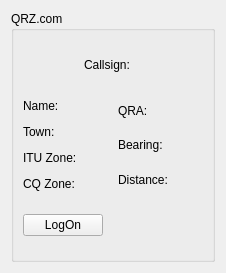
Above: mqt/MqtLogger/qrzdisplayframe.ui from Rsclub22/Minos2-Mirror before the change. Below: the same form after it.
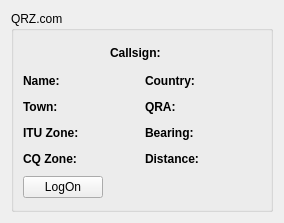
That is the form after the change.

The edit to the form file:
```diff
--- a/mqt/MqtLogger/qrzdisplayframe.ui
+++ b/mqt/MqtLogger/qrzdisplayframe.ui
@@ -6,8 +6,8 @@
    <rect>
     <x>0</x>
     <y>0</y>
-    <width>226</width>
-    <height>273</height>
+    <width>284</width>
+    <height>223</height>
    </rect>
   </property>
   <property name="windowTitle">
@@ -41,6 +41,12 @@
             </item>
             <item>
              <widget class="QLabel" name="label">
+              <property name="font">
+               <font>
+                <weight>75</weight>
+                <bold>true</bold>
+               </font>
+              </property>
               <property name="text">
                <string>Callsign:</string>
               </property>
@@ -76,6 +82,12 @@
                <layout class="QHBoxLayout" name="horizontalLayout_2">
                 <item>
                  <widget class="QLabel" name="label_3">
+                  <property name="font">
+                   <font>
+                    <weight>75</weight>
+                    <bold>true</bold>
+                   </font>
+                  </property>
                   <property name="text">
                    <string>Name:</string>
                   </property>
@@ -107,6 +119,12 @@
                <layout class="QHBoxLayout" name="horizontalLayout_3">
                 <item>
                  <widget class="QLabel" name="label_5">
+                  <property name="font">
+                   <font>
+                    <weight>75</weight>
+                    <bold>true</bold>
+                   </font>
+                  </property>
                   <property name="text">
                    <string>Town:</string>
                   </property>
@@ -138,6 +156,12 @@
                <layout class="QHBoxLayout" name="horizontalLayout_7">
                 <item>
                  <widget class="QLabel" name="label_6">
+                  <property name="font">
+                   <font>
+                    <weight>75</weight>
+                    <bold>true</bold>
+                   </font>
+                  </property>
                   <property name="text">
                    <string>ITU Zone:</string>
                   </property>
@@ -169,6 +193,12 @@
                <layout class="QHBoxLayout" name="horizontalLayout_8">
                 <item>
                  <widget class="QLabel" name="label_8">
+                  <property name="font">
+                   <font>
+                    <weight>75</weight>
+                    <bold>true</bold>
+                   </font>
+                  </property>
                   <property name="text">
                    <string>CQ Zone:</string>
                   </property>
@@ -200,10 +230,53 @@
             </item>
             <item>
              <layout class="QVBoxLayout" name="verticalLayout_3">
+              <item>
+               <layout class="QHBoxLayout" name="horizontalLayout_11">
+                <item>
+                 <widget class="QLabel" name="label_9">
+                  <property name="font">
+                   <font>
+                    <weight>75</weight>
+                    <bold>true</bold>
+                   </font>
+                  </property>
+                  <property name="text">
+                   <string>Country:</string>
+                  </property>
+                 </widget>
+                </item>
+                <item>
+                 <widget class="QLabel" name="countryText">
+                  <property name="text">
+                   <string/>
+                  </property>
+                 </widget>
+                </item>
+                <item>
+                 <spacer name="horizontalSpacer_11">
+                  <property name="orientation">
+                   <enum>Qt::Horizontal</enum>
+                  </property>
+                  <property name="sizeHint" stdset="0">
+                   <size>
+                    <width>40</width>
+                    <height>20</height>
+                   </size>
+                  </property>
+                 </spacer>
+                </item>
+               </layout>
+              </item>
               <item>
                <layout class="QHBoxLayout" name="horizontalLayout_4">
                 <item>
                  <widget class="QLabel" name="label_7">
+                  <property name="font">
+                   <font>
+                    <weight>75</weight>
+                    <bold>true</bold>
+                   </font>
+                  </property>
                   <property name="text">
                    <string>QRA:</string>
                   </property>
@@ -235,6 +308,12 @@
                <layout class="QHBoxLayout" name="horizontalLayout_5">
                 <item>
                  <widget class="QLabel" name="label_2">
+                  <property name="font">
+                   <font>
+                    <weight>75</weight>
+                    <bold>true</bold>
+                   </font>
+                  </property>
                   <property name="text">
                    <string>Bearing:</string>
                   </property>
@@ -266,6 +345,12 @@
                <layout class="QHBoxLayout" name="horizontalLayout_6">
                 <item>
                  <widget class="QLabel" name="label_4">
+                  <property name="font">
+                   <font>
+                    <weight>75</weight>
+                    <bold>true</bold>
+                   </font>
+                  </property>
                   <property name="text">
                    <string>Distance:</string>
                   </property>
```
